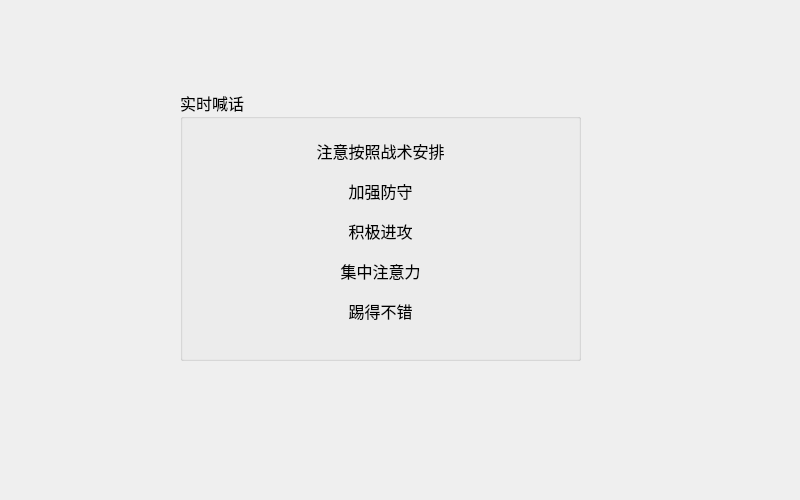
This is 团队课设/Football_Manager2/currentcommanddialog.ui in 919106840539/My-Curriculum-Design as Qt 5 draws it before an edit. The edited form follows.
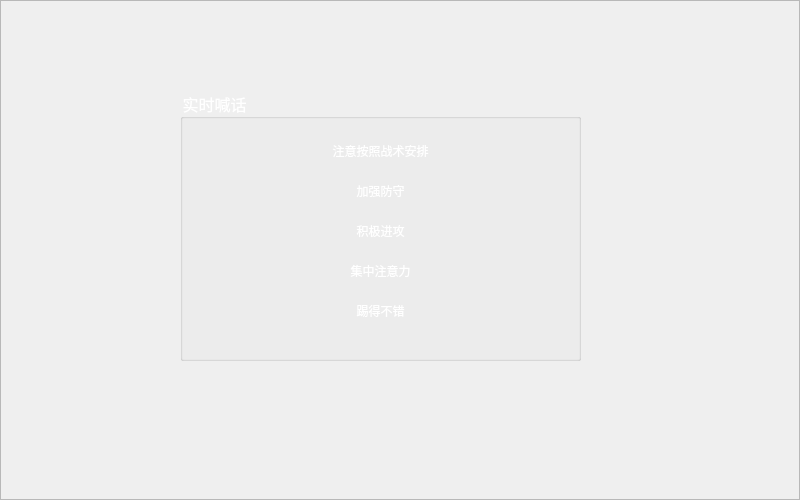
This is the edited form. Icons and pictures are not drawn.

```diff
--- a/团队课设/Football_Manager2/currentcommanddialog.ui
+++ b/团队课设/Football_Manager2/currentcommanddialog.ui
@@ -28,6 +28,9 @@
      <pointsize>12</pointsize>
     </font>
    </property>
+   <property name="styleSheet">
+    <string notr="true">color: rgb(255, 255, 255);</string>
+   </property>
    <property name="title">
     <string>实时喊话</string>
    </property>
@@ -112,6 +115,27 @@
     </property>
    </widget>
   </widget>
+  <widget class="QFrame" name="frame">
+   <property name="geometry">
+    <rect>
+     <x>0</x>
+     <y>0</y>
+     <width>800</width>
+     <height>500</height>
+    </rect>
+   </property>
+   <property name="styleSheet">
+    <string notr="true">#frame{background-image: url(:/Image/教练喊话.jpg);}</string>
+   </property>
+   <property name="frameShape">
+    <enum>QFrame::StyledPanel</enum>
+   </property>
+   <property name="frameShadow">
+    <enum>QFrame::Raised</enum>
+   </property>
+  </widget>
+  <zorder>frame</zorder>
+  <zorder>groupBox</zorder>
  </widget>
  <resources/>
  <connections/>
```
